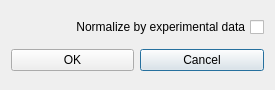
Qt form RepTate/gui/errorcalculationoptions.ui (jorge-ramirez-upm/RepTate) before a commit.
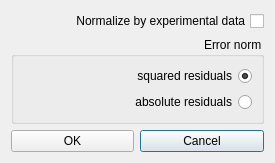
The same form after that commit. Icons and pictures are not drawn.

Commit message: Add selectable theory error norms, centralize error labeling/calculation, keep BIC based on MSE, update docs/tests, and clarify custom MSE outputs.

The edit to the form file:
```diff
--- a/RepTate/gui/errorcalculationoptions.ui
+++ b/RepTate/gui/errorcalculationoptions.ui
@@ -7,7 +7,7 @@
     <x>0</x>
     <y>0</y>
     <width>275</width>
-    <height>90</height>
+    <height>150</height>
    </rect>
   </property>
   <property name="windowTitle">
@@ -28,6 +28,32 @@
      </property>
     </widget>
    </item>
+   <item>
+    <widget class="QGroupBox" name="ErrorNormGroupBox">
+     <property name="title">
+      <string>Error norm</string>
+     </property>
+     <layout class="QVBoxLayout" name="verticalLayout_2">
+      <item>
+       <widget class="QRadioButton" name="SquaredradioButton">
+        <property name="text">
+         <string>squared residuals</string>
+        </property>
+        <property name="checked">
+         <bool>true</bool>
+        </property>
+       </widget>
+      </item>
+      <item>
+       <widget class="QRadioButton" name="AbsoluteradioButton">
+        <property name="text">
+         <string>absolute residuals</string>
+        </property>
+       </widget>
+      </item>
+     </layout>
+    </widget>
+   </item>
    <item>
     <layout class="QHBoxLayout" name="horizontalLayout_5">
      <item>
```
The commit also changes 8 other files.
